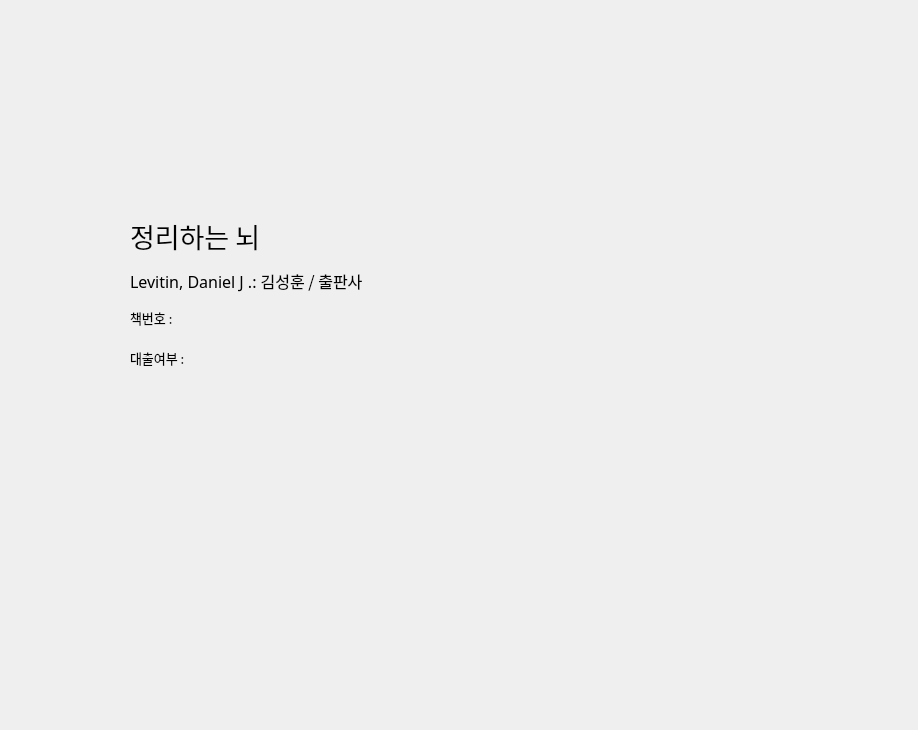
Qt form ui/search_detail.ui (minhaeun/Database) before a commit.
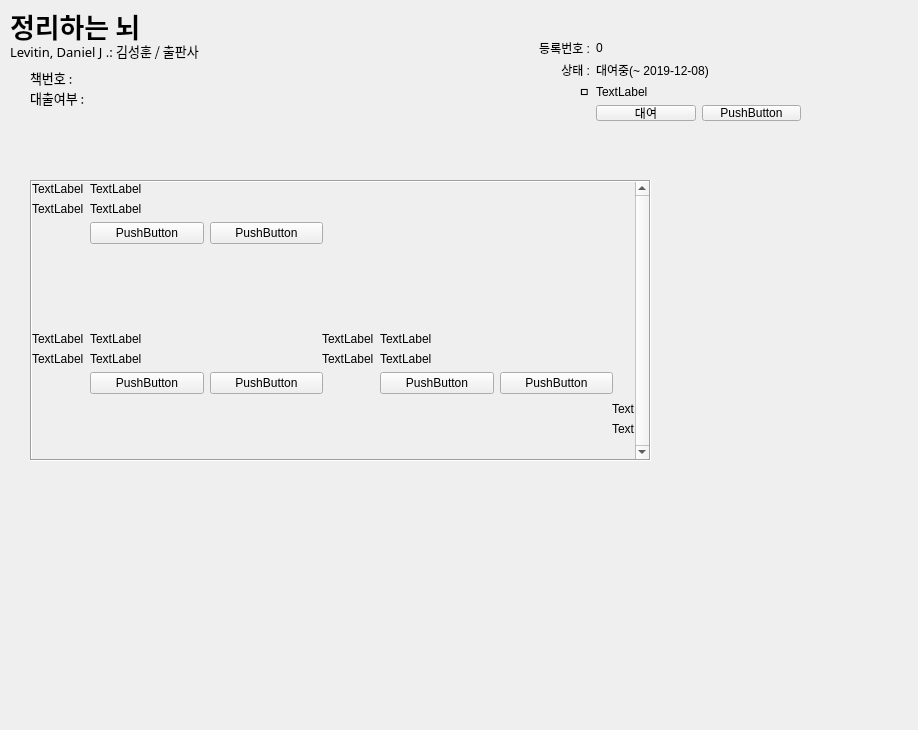
The same form after that commit.

Commit message: 대여,추가,삭제/연장 미개발

```diff
--- a/ui/search_detail.ui
+++ b/ui/search_detail.ui
@@ -16,8 +16,8 @@
   <widget class="QLabel" name="label">
    <property name="geometry">
     <rect>
-     <x>130</x>
-     <y>210</y>
+     <x>10</x>
+     <y>0</y>
      <width>311</width>
      <height>51</height>
     </rect>
@@ -26,6 +26,8 @@
     <font>
      <family>나눔고딕</family>
      <pointsize>20</pointsize>
+     <weight>75</weight>
+     <bold>true</bold>
     </font>
    </property>
    <property name="text">
@@ -35,16 +37,16 @@
   <widget class="QLabel" name="label_2">
    <property name="geometry">
     <rect>
-     <x>130</x>
-     <y>250</y>
+     <x>10</x>
+     <y>40</y>
      <width>621</width>
-     <height>61</height>
+     <height>21</height>
     </rect>
    </property>
    <property name="font">
     <font>
      <family>나눔고딕</family>
-     <pointsize>12</pointsize>
+     <pointsize>10</pointsize>
     </font>
    </property>
    <property name="text">
@@ -54,8 +56,8 @@
   <widget class="QLabel" name="label_3">
    <property name="geometry">
     <rect>
-     <x>130</x>
-     <y>310</y>
+     <x>30</x>
+     <y>70</y>
      <width>58</width>
      <height>16</height>
     </rect>
@@ -73,8 +75,8 @@
   <widget class="QLabel" name="label_4">
    <property name="geometry">
     <rect>
-     <x>130</x>
-     <y>350</y>
+     <x>30</x>
+     <y>90</y>
      <width>91</width>
      <height>16</height>
     </rect>
@@ -89,6 +91,384 @@
     <string>대출여부 :</string>
    </property>
   </widget>
+  <widget class="QScrollArea" name="scrollArea">
+   <property name="geometry">
+    <rect>
+     <x>30</x>
+     <y>180</y>
+     <width>621</width>
+     <height>281</height>
+    </rect>
+   </property>
+   <property name="frameShape">
+    <enum>QFrame::Box</enum>
+   </property>
+   <property name="frameShadow">
+    <enum>QFrame::Sunken</enum>
+   </property>
+   <property name="lineWidth">
+    <number>1</number>
+   </property>
+   <property name="midLineWidth">
+    <number>0</number>
+   </property>
+   <property name="verticalScrollBarPolicy">
+    <enum>Qt::ScrollBarAlwaysOn</enum>
+   </property>
+   <property name="horizontalScrollBarPolicy">
+    <enum>Qt::ScrollBarAsNeeded</enum>
+   </property>
+   <property name="sizeAdjustPolicy">
+    <enum>QAbstractScrollArea::AdjustIgnored</enum>
+   </property>
+   <property name="widgetResizable">
+    <bool>true</bool>
+   </property>
+   <property name="alignment">
+    <set>Qt::AlignCenter</set>
+   </property>
+   <widget class="QWidget" name="scrollAreaWidgetContents">
+    <property name="geometry">
+     <rect>
+      <x>0</x>
+      <y>0</y>
+      <width>600</width>
+      <height>277</height>
+     </rect>
+    </property>
+    <widget class="QWidget" name="formLayoutWidget">
+     <property name="geometry">
+      <rect>
+       <x>0</x>
+       <y>0</y>
+       <width>291</width>
+       <height>151</height>
+      </rect>
+     </property>
+     <layout class="QFormLayout" name="formLayout">
+      <item row="0" column="0">
+       <widget class="QLabel" name="label_5">
+        <property name="text">
+         <string>TextLabel</string>
+        </property>
+       </widget>
+      </item>
+      <item row="0" column="1">
+       <widget class="QLabel" name="label_6">
+        <property name="text">
+         <string>TextLabel</string>
+        </property>
+       </widget>
+      </item>
+      <item row="1" column="0">
+       <widget class="QLabel" name="label_7">
+        <property name="text">
+         <string>TextLabel</string>
+        </property>
+       </widget>
+      </item>
+      <item row="1" column="1">
+       <widget class="QLabel" name="label_8">
+        <property name="text">
+         <string>TextLabel</string>
+        </property>
+       </widget>
+      </item>
+      <item row="2" column="1">
+       <layout class="QHBoxLayout" name="horizontalLayout">
+        <item>
+         <widget class="QPushButton" name="pushButton_2">
+          <property name="text">
+           <string>PushButton</string>
+          </property>
+         </widget>
+        </item>
+        <item>
+         <widget class="QPushButton" name="pushButton_3">
+          <property name="text">
+           <string>PushButton</string>
+          </property>
+         </widget>
+        </item>
+       </layout>
+      </item>
+     </layout>
+    </widget>
+    <widget class="QWidget" name="formLayoutWidget_3">
+     <property name="geometry">
+      <rect>
+       <x>0</x>
+       <y>150</y>
+       <width>291</width>
+       <height>151</height>
+      </rect>
+     </property>
+     <layout class="QFormLayout" name="formLayout_3">
+      <item row="0" column="0">
+       <widget class="QLabel" name="label_13">
+        <property name="text">
+         <string>TextLabel</string>
+        </property>
+       </widget>
+      </item>
+      <item row="0" column="1">
+       <widget class="QLabel" name="label_14">
+        <property name="text">
+         <string>TextLabel</string>
+        </property>
+       </widget>
+      </item>
+      <item row="1" column="0">
+       <widget class="QLabel" name="label_15">
+        <property name="text">
+         <string>TextLabel</string>
+        </property>
+       </widget>
+      </item>
+      <item row="1" column="1">
+       <widget class="QLabel" name="label_16">
+        <property name="text">
+         <string>TextLabel</string>
+        </property>
+       </widget>
+      </item>
+      <item row="2" column="1">
+       <layout class="QHBoxLayout" name="horizontalLayout_3">
+        <item>
+         <widget class="QPushButton" name="pushButton_6">
+          <property name="text">
+           <string>PushButton</string>
+          </property>
+         </widget>
+        </item>
+        <item>
+         <widget class="QPushButton" name="pushButton_7">
+          <property name="text">
+           <string>PushButton</string>
+          </property>
+         </widget>
+        </item>
+       </layout>
+      </item>
+     </layout>
+    </widget>
+    <widget class="QWidget" name="formLayoutWidget_4">
+     <property name="geometry">
+      <rect>
+       <x>290</x>
+       <y>150</y>
+       <width>291</width>
+       <height>151</height>
+      </rect>
+     </property>
+     <layout class="QFormLayout" name="formLayout_4">
+      <item row="0" column="0">
+       <widget class="QLabel" name="label_17">
+        <property name="text">
+         <string>TextLabel</string>
+        </property>
+       </widget>
+      </item>
+      <item row="0" column="1">
+       <widget class="QLabel" name="label_18">
+        <property name="text">
+         <string>TextLabel</string>
+        </property>
+       </widget>
+      </item>
+      <item row="1" column="0">
+       <widget class="QLabel" name="label_19">
+        <property name="text">
+         <string>TextLabel</string>
+        </property>
+       </widget>
+      </item>
+      <item row="1" column="1">
+       <widget class="QLabel" name="label_20">
+        <property name="text">
+         <string>TextLabel</string>
+        </property>
+       </widget>
+      </item>
+      <item row="2" column="1">
+       <layout class="QHBoxLayout" name="horizontalLayout_4">
+        <item>
+         <widget class="QPushButton" name="pushButton_8">
+          <property name="text">
+           <string>PushButton</string>
+          </property>
+         </widget>
+        </item>
+        <item>
+         <widget class="QPushButton" name="pushButton_9">
+          <property name="text">
+           <string>PushButton</string>
+          </property>
+         </widget>
+        </item>
+       </layout>
+      </item>
+     </layout>
+    </widget>
+    <widget class="QWidget" name="formLayoutWidget_5">
+     <property name="geometry">
+      <rect>
+       <x>580</x>
+       <y>220</y>
+       <width>291</width>
+       <height>151</height>
+      </rect>
+     </property>
+     <layout class="QFormLayout" name="formLayout_5">
+      <item row="0" column="0">
+       <widget class="QLabel" name="label_21">
+        <property name="text">
+         <string>TextLabel</string>
+        </property>
+       </widget>
+      </item>
+      <item row="0" column="1">
+       <widget class="QLabel" name="label_22">
+        <property name="text">
+         <string>TextLabel</string>
+        </property>
+       </widget>
+      </item>
+      <item row="1" column="0">
+       <widget class="QLabel" name="label_23">
+        <property name="text">
+         <string>TextLabel</string>
+        </property>
+       </widget>
+      </item>
+      <item row="1" column="1">
+       <widget class="QLabel" name="label_24">
+        <property name="text">
+         <string>TextLabel</string>
+        </property>
+       </widget>
+      </item>
+      <item row="2" column="1">
+       <layout class="QHBoxLayout" name="horizontalLayout_5">
+        <item>
+         <widget class="QPushButton" name="pushButton_10">
+          <property name="text">
+           <string>PushButton</string>
+          </property>
+         </widget>
+        </item>
+        <item>
+         <widget class="QPushButton" name="pushButton_11">
+          <property name="text">
+           <string>PushButton</string>
+          </property>
+         </widget>
+        </item>
+       </layout>
+      </item>
+     </layout>
+    </widget>
+   </widget>
+  </widget>
+  <widget class="QWidget" name="formLayoutWidget_2">
+   <property name="geometry">
+    <rect>
+     <x>510</x>
+     <y>40</y>
+     <width>291</width>
+     <height>81</height>
+    </rect>
+   </property>
+   <layout class="QFormLayout" name="form">
+    <item row="0" column="0">
+     <widget class="QLabel" name="label_9">
+      <property name="minimumSize">
+       <size>
+        <width>80</width>
+        <height>0</height>
+       </size>
+      </property>
+      <property name="text">
+       <string>등록번호 :</string>
+      </property>
+      <property name="alignment">
+       <set>Qt::AlignRight|Qt::AlignTrailing|Qt::AlignVCenter</set>
+      </property>
+     </widget>
+    </item>
+    <item row="0" column="1">
+     <widget class="QLabel" name="label_10">
+      <property name="text">
+       <string>0</string>
+      </property>
+     </widget>
+    </item>
+    <item row="1" column="0">
+     <widget class="QLabel" name="label_11">
+      <property name="minimumSize">
+       <size>
+        <width>80</width>
+        <height>0</height>
+       </size>
+      </property>
+      <property name="text">
+       <string>상태 :</string>
+      </property>
+      <property name="alignment">
+       <set>Qt::AlignRight|Qt::AlignTrailing|Qt::AlignVCenter</set>
+      </property>
+     </widget>
+    </item>
+    <item row="1" column="1">
+     <widget class="QLabel" name="label_12">
+      <property name="text">
+       <string>대여중(~ 2019-12-08)</string>
+      </property>
+     </widget>
+    </item>
+    <item row="2" column="0">
+     <widget class="QLabel" name="label_26">
+      <property name="minimumSize">
+       <size>
+        <width>80</width>
+        <height>0</height>
+       </size>
+      </property>
+      <property name="text">
+       <string>ㅁ</string>
+      </property>
+      <property name="alignment">
+       <set>Qt::AlignRight|Qt::AlignTrailing|Qt::AlignVCenter</set>
+      </property>
+     </widget>
+    </item>
+    <item row="2" column="1">
+     <widget class="QLabel" name="label_25">
+      <property name="text">
+       <string>TextLabel</string>
+      </property>
+     </widget>
+    </item>
+    <item row="3" column="1">
+     <layout class="QHBoxLayout" name="horizontalLayout_2">
+      <item>
+       <widget class="QPushButton" name="pushButton_4">
+        <property name="text">
+         <string>대여</string>
+        </property>
+       </widget>
+      </item>
+      <item>
+       <widget class="QPushButton" name="pushButton_5">
+        <property name="text">
+         <string>PushButton</string>
+        </property>
+       </widget>
+      </item>
+     </layout>
+    </item>
+   </layout>
+  </widget>
  </widget>
  <resources/>
  <connections/>
```
The commit also changes 20 other files.
